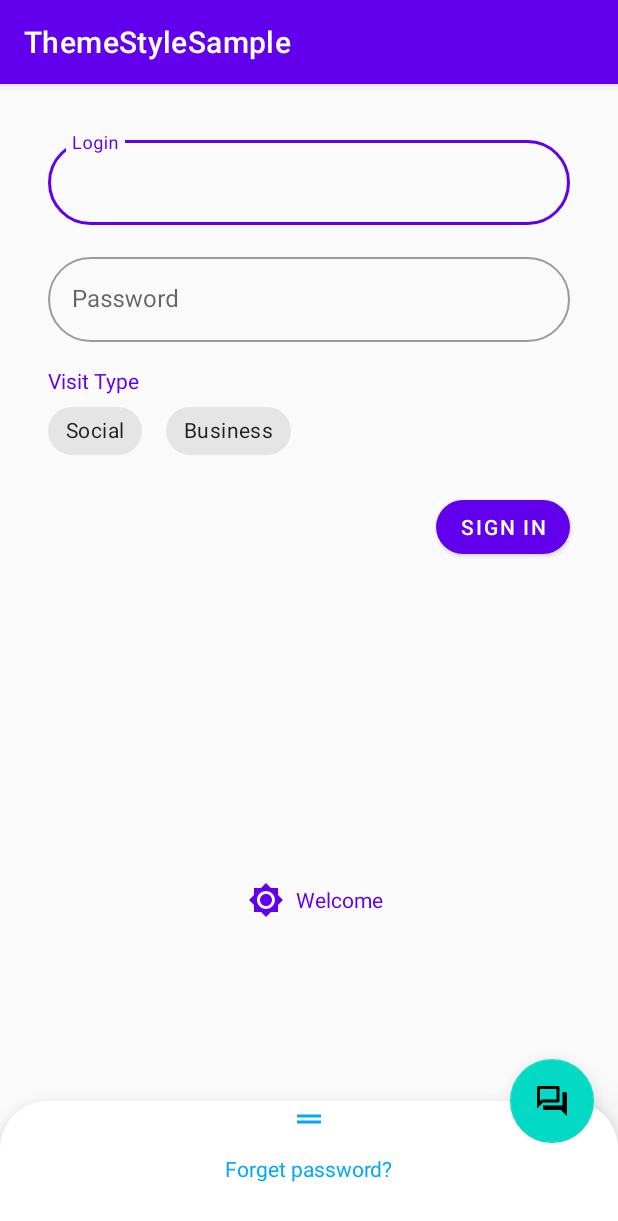
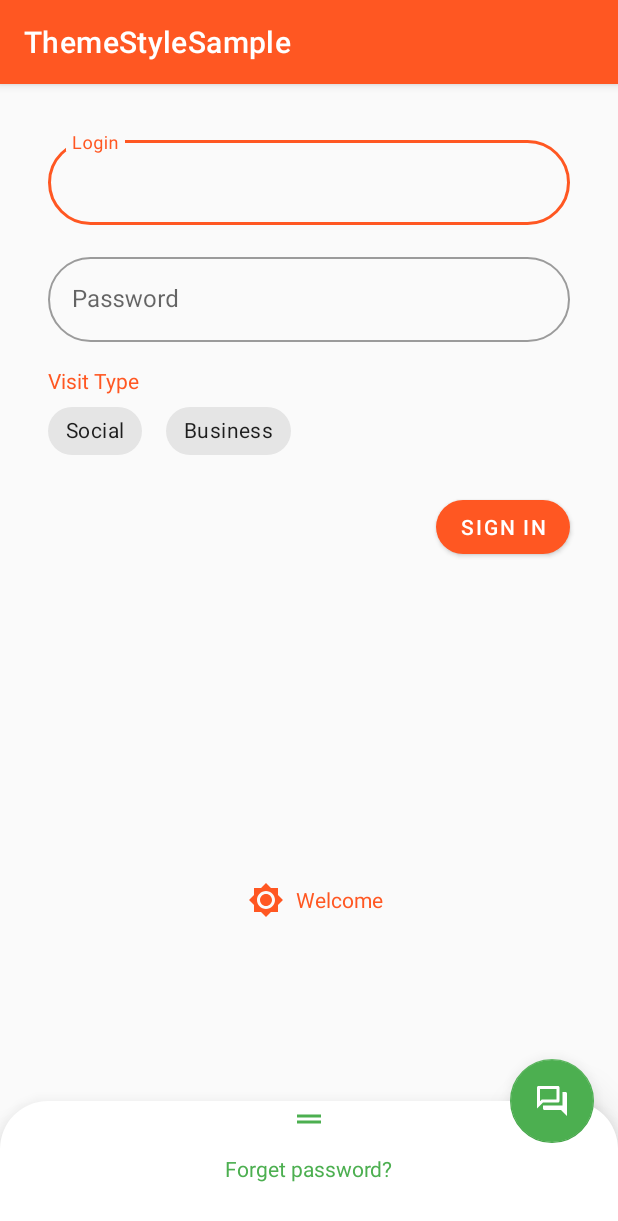
Before and after one commit to AlexeyKatsuro/ThemeStyleSample, an Android app: the screen it shows after launch (MainActivity), on a phone screen of 412 x 824 dp. Shown: the top 1221 px of the screen. Run offline under Robolectric (Android 15) with nearby library versions, the phone set to English and light mode, and no system bars.

Commit message:
Update Pro theme

```diff
--- a/app/src/main/java/com/alexeykatsuro/themestylesample/MainActivity.kt
+++ b/app/src/main/java/com/alexeykatsuro/themestylesample/MainActivity.kt
@@ -10,6 +10,8 @@ class MainActivity : AppCompatActivity() {
     private lateinit var binding: ActivityMainBinding
 
     override fun onCreate(savedInstanceState: Bundle?) {
+        // Dynamic Theme assignment
+        setTheme(R.style.Theme_MyApp_Pro)
         super.onCreate(savedInstanceState)
         //Use ViewBinding to avoid findViewById
         binding = ActivityMainBinding.inflate(layoutInflater)
--- a/app/src/main/res/layout/bottom_sheet_forget_password.xml
+++ b/app/src/main/res/layout/bottom_sheet_forget_password.xml
@@ -7,7 +7,6 @@
     android:layout_height="wrap_content"
     android:background="?attr/colorSurface"
     android:elevation="@dimen/elevation_bottom_sheet"
-    android:theme="@style/ThemeOverlay.MyApp.Secondary.Blue"
     app:behavior_hideable="false"
     app:behavior_peekHeight="@dimen/bottom_sheet_peek_height"
     app:layout_behavior="@string/bottom_sheet_behavior">
--- a/app/src/main/res/values/styles.xml
+++ b/app/src/main/res/values/styles.xml
@@ -1,13 +1,5 @@
 <!--res/values/styles.xml-->
 <resources>
-
-
-    <style name="Theme.MyApp.Pro">
-        <item name="colorPrimary">@color/mtrl_orange_500</item>
-        <item name="colorPrimaryDark">@color/mtrl_orange_700</item>
-        <item name="colorAccent">@color/mtrl_green_500</item>
-    </style>
-
     <style name="Widget.MyApp" parent="android:Widget" />
 
     <style name="Widget.MyApp.WelcomeView">
--- a/app/src/main/res/values/themes.xml
+++ b/app/src/main/res/values/themes.xml
@@ -19,6 +19,13 @@
         <item name="android:colorBackground">#FAFAFA</item>
     </style>
 
+    <style name="Theme.MyApp.Pro">
+        <item name="colorPrimary">@color/mtrl_orange_500</item>
+        <item name="colorPrimaryDark">@color/mtrl_orange_700</item>
+        <item name="colorSecondary">@color/mtrl_green_500</item>
+        <item name="colorOnSecondary">@android:color/white</item>
+    </style>
+
     <style name="ThemeOverlay.MyApp.Secondary.Blue" parent="">
         <item name="colorSecondary">@color/mtrl_blue</item>
         <item name="colorOnSecondary">@android:color/black</item>
@@ -28,4 +35,5 @@
         <item name="chipStyle">@style/Widget.MaterialComponents.Chip.Choice</item>
     </style>
 
+
 </resources>
```
